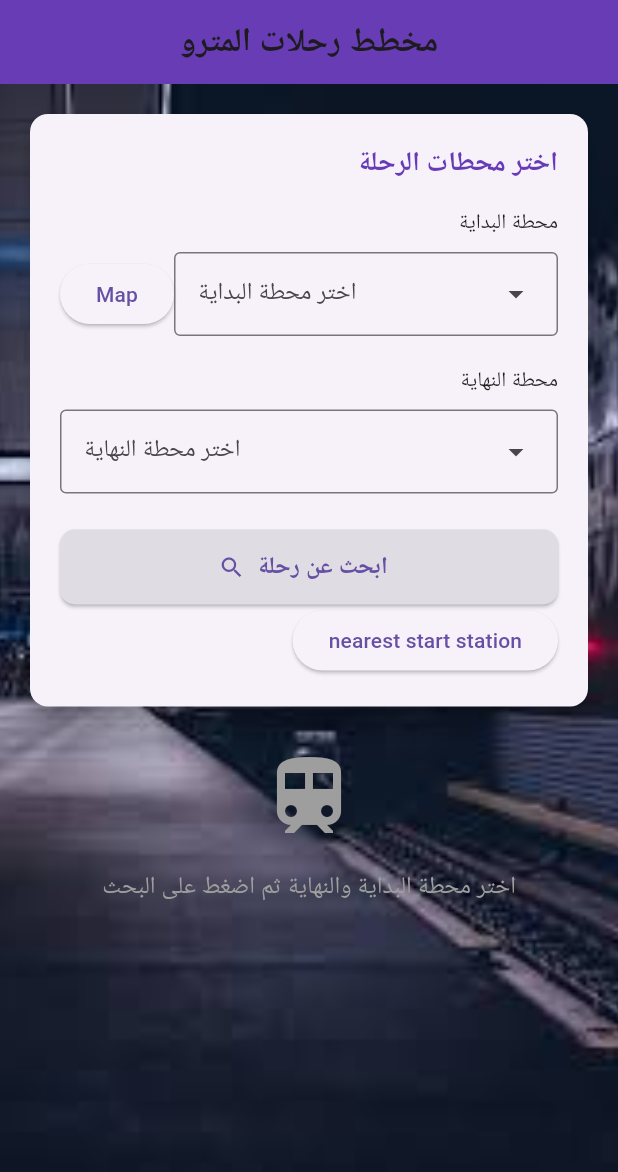
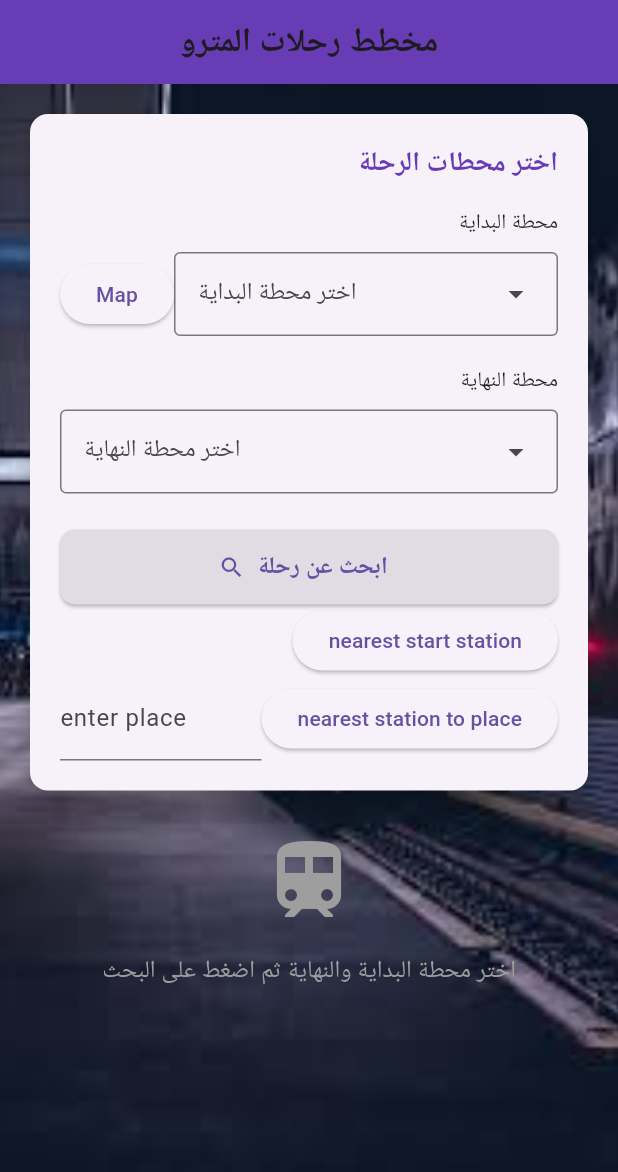
Before and after one commit to ragabeid519/metro-app, a Flutter app: the screen it shows after launch, on a phone screen of 412 x 824 dp. Shown: the top 1172 px of the screen. Run offline on Flutter 3.47's test engine with Material 3 defaults, Android fonts, the phone set to English and light mode, and no system bars; our stand-ins replace geocoding, geolocator, get.

Commit message:
handel eksepshn

```diff
--- a/lib/controllers/home_controller.dart
+++ b/lib/controllers/home_controller.dart
@@ -8,6 +8,7 @@ import '../services/metro_service.dart';
 class HomeController extends GetxController {
   final startStationController = TextEditingController();
   final endStationController = TextEditingController();
+  final arrivalController = TextEditingController();
 
   // المتغيرات التفاعلية
   final RxList<MetroRoute> routes = <MetroRoute>[].obs;
--- a/lib/ui/pages/home_page_clean.dart
+++ b/lib/ui/pages/home_page_clean.dart
@@ -181,10 +181,66 @@ class HomePage extends StatelessWidget {
               },
               child: Text("nearest start station"),
             ),
+            Row(
+              children: [
+                Expanded(
+                  child: TextField(
+                    controller: homeController.arrivalController,
+                    decoration: InputDecoration(labelText: 'enter place'),
+                  ),
+                ),
+                ElevatedButton(
+                  onPressed: () {
+                    _getNearestArrival();
+                  },
+                  child: Text("nearest station to place"),
+                ),
+              ],
+            ),
           ],
         ),
       ),
     );
+  }
+
+  _getNearestArrival() async {
+    String place = homeController.arrivalController.text;
+    try {
+      List<Location> locations = await locationFromAddress(place);
+      print('locations: $locations =============================');
+      if (locations.isEmpty) {
+        print('No locations found for the given place.');
+        return;
+      }
+      print('Locations found: ${locations.first}');
+      Location location = locations.first;
+      print('Location of $place: ${location.latitude}, ${location.longitude}');
+
+      double minDistance = double.infinity;
+      MetroStation? nearestStation;
+      for (var station in MetroConstants.cairoMetroStations) {
+        double distance = Geolocator.distanceBetween(
+          location.latitude,
+          location.longitude,
+          station.lat,
+          station.lng,
+        );
+        if (distance < minDistance) {
+          minDistance = distance;
+          nearestStation = station;
+        }
+      }
+      homeController.endStationController.text = nearestStation!.name;
+    } catch (e) {
+      Get.snackbar(
+        'Error',
+        'Failed to fetch location for the place.',
+        backgroundColor: Colors.redAccent,
+        colorText: Colors.white,
+      );
+      print('Error occurred while fetching location: $e');
+      return;
+    }
   }
 
   _getNearestStation() async {
```
